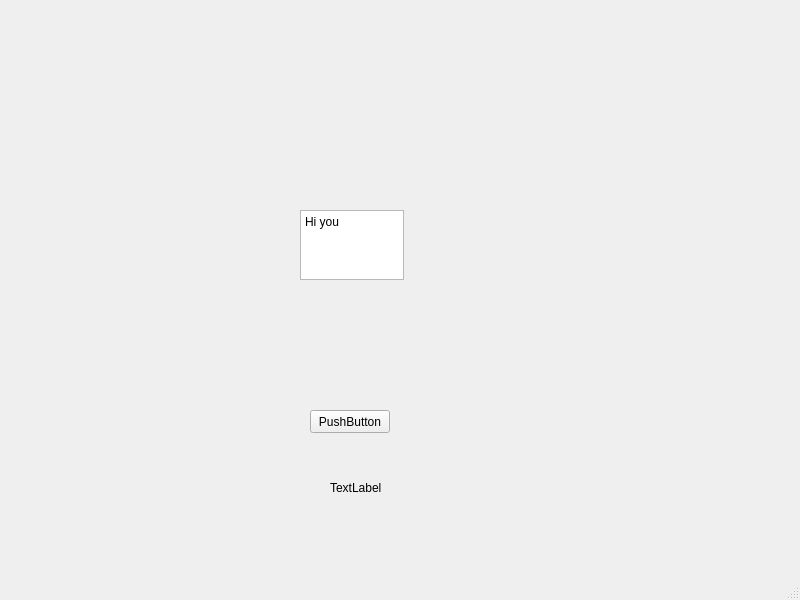
First picture: the form in mainv1.ui, repository lhkhanh080720/GUI_FireDetection, before the edit.
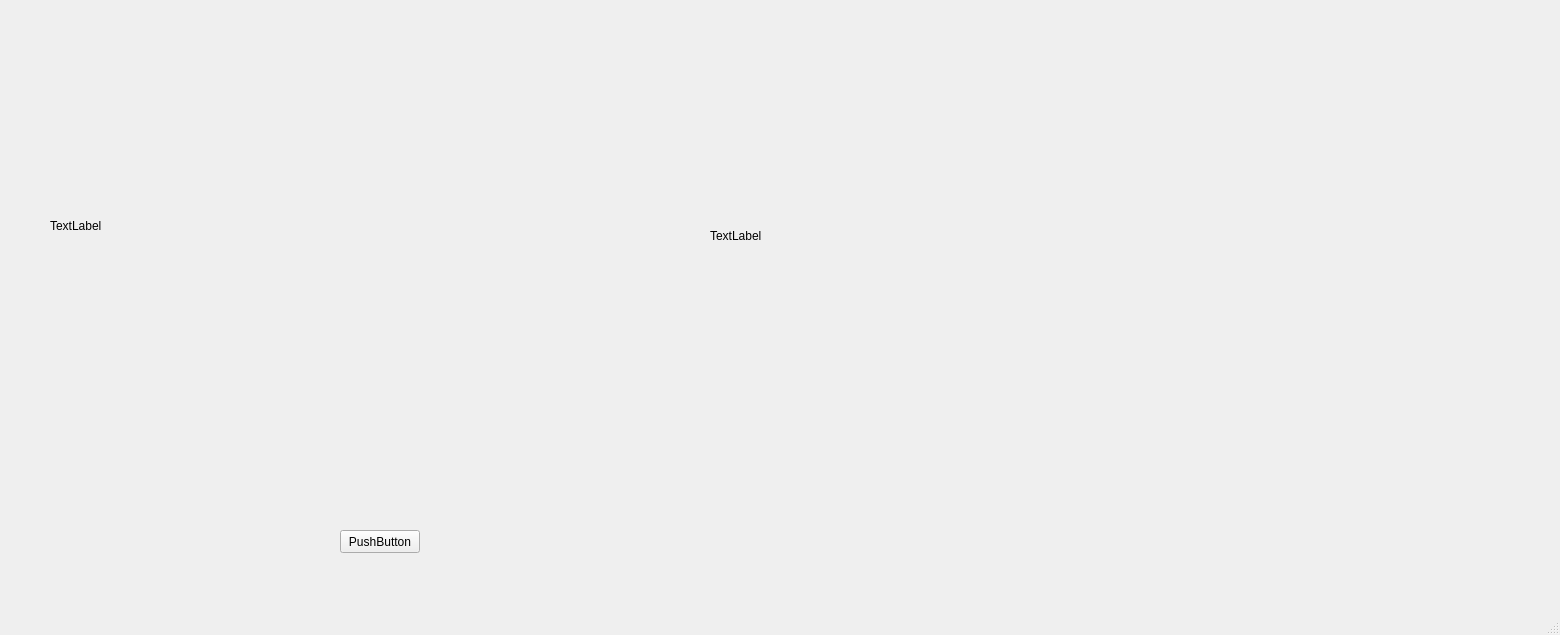
Second picture: the form after the edit.

```diff
--- a/mainv1.ui
+++ b/mainv1.ui
@@ -6,8 +6,8 @@
    <rect>
     <x>0</x>
     <y>0</y>
-    <width>800</width>
-    <height>600</height>
+    <width>1560</width>
+    <height>635</height>
    </rect>
   </property>
   <property name="windowTitle">
@@ -17,8 +17,8 @@
    <widget class="QPushButton" name="pushButton">
     <property name="geometry">
      <rect>
-      <x>310</x>
-      <y>410</y>
+      <x>340</x>
+      <y>530</y>
       <width>80</width>
       <height>23</height>
      </rect>
@@ -27,26 +27,26 @@
      <string>PushButton</string>
     </property>
    </widget>
-   <widget class="QPlainTextEdit" name="plainTextEdit">
+   <widget class="QLabel" name="labelText1">
     <property name="geometry">
      <rect>
-      <x>300</x>
-      <y>210</y>
-      <width>104</width>
-      <height>70</height>
+      <x>50</x>
+      <y>30</y>
+      <width>581</width>
+      <height>391</height>
      </rect>
     </property>
-    <property name="plainText">
-     <string>Hi you</string>
+    <property name="text">
+     <string>TextLabel</string>
     </property>
    </widget>
    <widget class="QLabel" name="labelText">
     <property name="geometry">
      <rect>
-      <x>330</x>
-      <y>480</y>
-      <width>59</width>
-      <height>15</height>
+      <x>710</x>
+      <y>30</y>
+      <width>701</width>
+      <height>411</height>
      </rect>
     </property>
     <property name="text">
```
Left out of the diff: 4 changed lines with no effect on the pictures.
